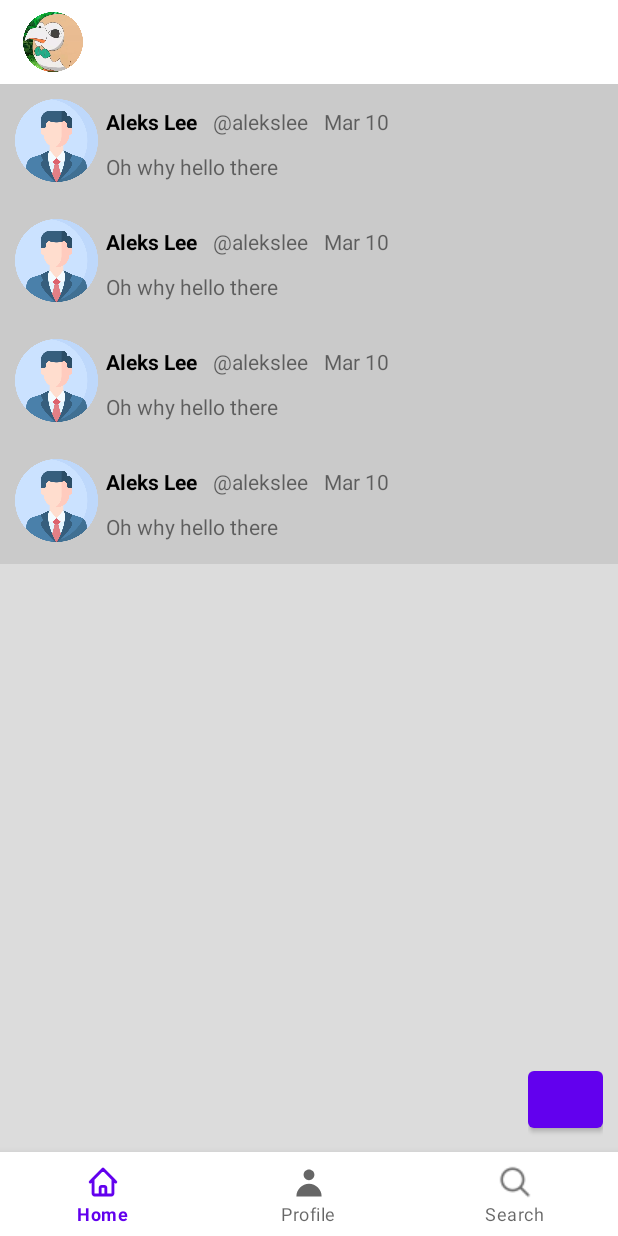
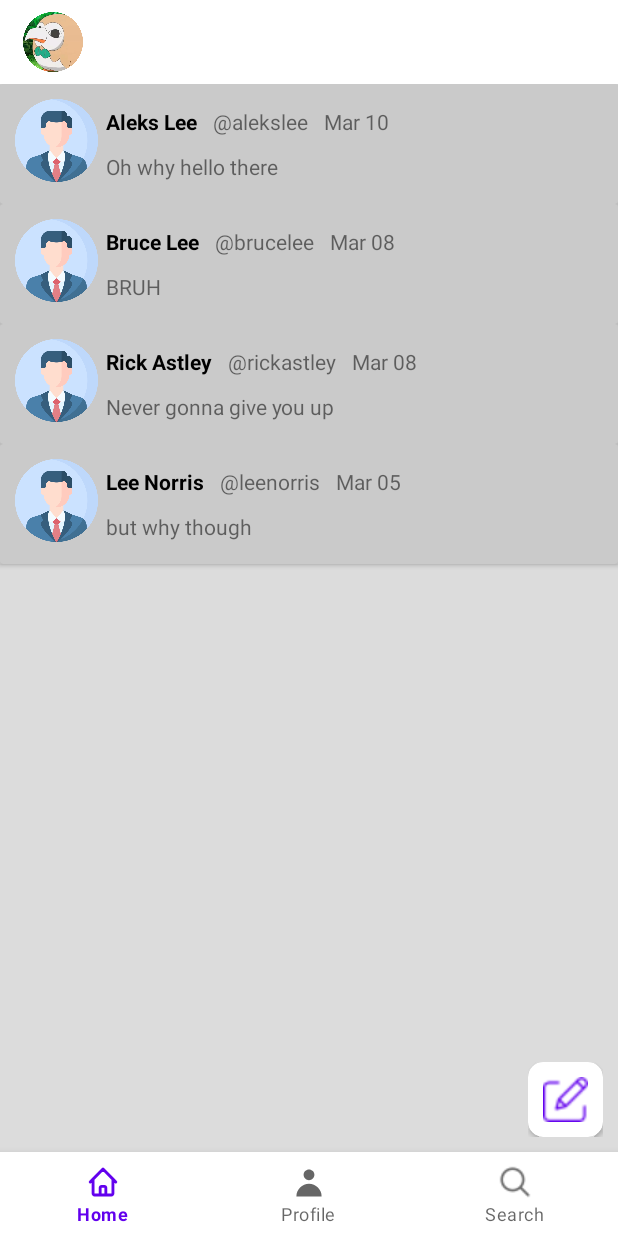
Before and after one commit to ShinAquila/Android-Final-Project, an Android app: the screen it shows after launch (MainActivity), after a tap on "Message", on a phone screen of 412 x 824 dp. Run offline under Robolectric (Android 15) with nearby library versions, the phone set to English and light mode, and no system bars; our stand-ins replace navigation-ui; 1 other tap on this screen came first.

Commit message:
push notification for side message fragment is still not working

```diff
--- a/app/src/main/java/com/example/bottomnav/Activity2.java
+++ b/app/src/main/java/com/example/bottomnav/Activity2.java
@@ -67,4 +67,5 @@
         notificationManagerCompat.notify(1, notification);
     }
 
+
 }
--- a/app/src/main/java/com/example/bottomnav/SideMessageFragment.java
+++ b/app/src/main/java/com/example/bottomnav/SideMessageFragment.java
@@ -1,19 +1,30 @@
 package com.example.bottomnav;
 
+import static androidx.core.content.ContextCompat.getSystemService;
+
+import android.app.Notification;
+import android.app.NotificationChannel;
+import android.app.NotificationManager;
+import android.os.Build;
 import android.os.Bundle;
 
+import androidx.cardview.widget.CardView;
+import androidx.core.app.NotificationCompat;
+import androidx.core.app.NotificationManagerCompat;
 import androidx.fragment.app.Fragment;
 
 import android.view.LayoutInflater;
 import android.view.View;
 import android.view.ViewGroup;
+import android.widget.Button;
+import android.widget.Toast;
 
 /**
  * A simple {@link Fragment} subclass.
  * Use the {@link SideMessageFragment#newInstance} factory method to
  * create an instance of this fragment.
  */
-public class SideMessageFragment extends Fragment {
+public class SideMessageFragment extends Fragment{
 
     // TODO: Rename parameter arguments, choose names that match
     // the fragment initialization parameters, e.g. ARG_ITEM_NUMBER
@@ -23,6 +34,9 @@
     // TODO: Rename and change types of parameters
     private String mParam1;
     private String mParam2;
+    private Button createButton;
+    NotificationManagerCompat notificationManagerCompat;
+    Notification notification;
 
     public SideMessageFragment() {
         // Required empty public constructor
@@ -59,8 +73,79 @@
     public View onCreateView(LayoutInflater inflater, ViewGroup container,
                              Bundle savedInstanceState) {
 
-        // Inflate the layout for this fragment
-        return inflater.inflate(R.layout.fragment_side_message, container, false);
+        View view = inflater.inflate(R.layout.fragment_side_message, container, false);
+
+
+
+        CardView msg1 = view.findViewById(R.id.msg1);
+        msg1.setOnClickListener(new View.OnClickListener() {
+            @Override
+            public void onClick(View v) {
+                if (v.getId() == R.id.msg1) {
+                    triggerToastMSG(v);
+                }
+            }
+        });
+
+        CardView msg2 = view.findViewById(R.id.msg2);
+        msg2.setOnClickListener(new View.OnClickListener() {
+            @Override
+            public void onClick(View v) {
+                if (v.getId() == R.id.msg2) {
+                    triggerToastMSG(v);
+                }
+            }
+        });
+
+        CardView msg3 = view.findViewById(R.id.msg3);
+        msg3.setOnClickListener(new View.OnClickListener() {
+            @Override
+            public void onClick(View v) {
+                if (v.getId() == R.id.msg3) {
+                    triggerToastMSG(v);
+                }
+            }
+        });
+
+        CardView msg4 = view.findViewById(R.id.msg4);
+        msg4.setOnClickListener(new View.OnClickListener() {
+            @Override
+            public void onClick(View v) {
+                if (v.getId() == R.id.msg4) {
+                    triggerToastMSG(v);
+                }
+            }
+        });
+
+
+
+        //button push notification
+        if (Build.VERSION.SDK_INT >= Build.VERSION_CODES.O) {
+            NotificationChannel channel = new NotificationChannel("myCh", "My Channel", NotificationManager.IMPORTANCE_DEFAULT);
+            NotificationManager manager = requireActivity().getSystemService(NotificationManager.class);
+            manager.createNotificationChannel(channel);
+        }
+
+        NotificationCompat.Builder builder = new NotificationCompat.Builder(requireActivity().getApplicationContext(), "myCh")
+                .setSmallIcon(android.R.drawable.btn_star_big_on)
+                .setContentTitle("Error")
+                .setContentText("Could not create a message right now");
+
+        notification = builder.build();
+        notificationManagerCompat = NotificationManagerCompat.from(requireActivity());
+
+
+
+        return view;
     }
 
+    public void triggerToastMSG(View v) {
+        Toast.makeText(requireView().getContext(),
+                "Message could not be loaded right now",
+                Toast.LENGTH_LONG).show();
+    }
+
+    public void pushNotifMSG (View v){
+        notificationManagerCompat.notify(1, notification);
+    }
 }
--- a/app/src/main/res/layout/fragment_side_message.xml
+++ b/app/src/main/res/layout/fragment_side_message.xml
@@ -18,16 +18,17 @@
             android:layout_height="match_parent"
             android:orientation="vertical">
 
-            <LinearLayout
+            <androidx.cardview.widget.CardView
+                android:id="@+id/msg1"
                 android:layout_width="match_parent"
                 android:layout_height="wrap_content"
-                android:padding="10dp"
-                android:background="#CACACA"
+                android:backgroundTint="#CACACA"
                 android:orientation="vertical">
 
                 <LinearLayout
                     android:layout_width="match_parent"
                     android:layout_height="wrap_content"
+                    android:padding="10dp"
                     android:orientation="horizontal">
                     <ImageView
                         android:layout_width="55dp"
@@ -82,17 +83,19 @@
 
 
 
-            </LinearLayout>
-            <LinearLayout
+            </androidx.cardview.widget.CardView>
+            <androidx.cardview.widget.CardView
+                android:id="@+id/msg2"
                 android:layout_width="match_parent"
                 android:layout_height="wrap_content"
                 android:padding="10dp"
-                android:background="#CACACA"
+                android:backgroundTint="#CACACA"
                 android:orientation="vertical">
 
                 <LinearLayout
                     android:layout_width="match_parent"
                     android:layout_height="wrap_content"
+                    android:padding="10dp"
                     android:orientation="horizontal">
                     <ImageView
                         android:layout_width="55dp"
@@ -115,17 +118,17 @@
                                 android:textColor="@color/black"
                                 android:textStyle="bold"
                                 android:padding="5dp"
-                                android:text="Aleks Lee"/>
+                                android:text="Bruce Lee"/>
                             <TextView
                                 android:layout_width="wrap_content"
                                 android:layout_height="wrap_content"
                                 android:padding="5dp"
-                                android:text="@alekslee"/>
+                                android:text="@brucelee"/>
                             <TextView
                                 android:layout_width="wrap_content"
                                 android:layout_height="wrap_content"
                                 android:padding="5dp"
-                                android:text="Mar 10"/>
+                                android:text="Mar 08"/>
                         </LinearLayout>
 
 
@@ -133,7 +136,7 @@
                             android:layout_width="wrap_content"
                             android:layout_height="wrap_content"
                             android:padding="5dp"
-                            android:text="Oh why hello there"/>
+                            android:text="BRUH"/>
 
 
 
@@ -147,17 +150,19 @@
 
 
 
-            </LinearLayout>
-            <LinearLayout
+            </androidx.cardview.widget.CardView>
+            <androidx.cardview.widget.CardView
+                android:id="@+id/msg3"
                 android:layout_width="match_parent"
                 android:layout_height="wrap_content"
                 android:padding="10dp"
-                android:background="#CACACA"
+                android:backgroundTint="#CACACA"
                 android:orientation="vertical">
 
                 <LinearLayout
                     android:layout_width="match_parent"
                     android:layout_height="wrap_content"
+                    android:padding="10dp"
                     android:orientation="horizontal">
                     <ImageView
                         android:layout_width="55dp"
@@ -180,17 +185,17 @@
                                 android:textColor="@color/black"
                                 android:textStyle="bold"
                                 android:padding="5dp"
-                                android:text="Aleks Lee"/>
+                                android:text="Rick Astley"/>
                             <TextView
                                 android:layout_width="wrap_content"
                                 android:layout_height="wrap_content"
                                 android:padding="5dp"
-                                android:text="@alekslee"/>
+                                android:text="@rickastley"/>
                             <TextView
                                 android:layout_width="wrap_content"
                                 android:layout_height="wrap_content"
                                 android:padding="5dp"
-                                android:text="Mar 10"/>
+                                android:text="Mar 08"/>
                         </LinearLayout>
 
 
@@ -198,7 +203,7 @@
                             android:layout_width="wrap_content"
                             android:layout_height="wrap_content"
                             android:padding="5dp"
-                            android:text="Oh why hello there"/>
+                            android:text="Never gonna give you up"/>
 
 
 
@@ -212,17 +217,19 @@
 
 
 
-            </LinearLayout>
-            <LinearLayout
+            </androidx.cardview.widget.CardView>
+            <androidx.cardview.widget.CardView
+                android:id="@+id/msg4"
                 android:layout_width="match_parent"
                 android:layout_height="wrap_content"
                 android:padding="10dp"
-                android:background="#CACACA"
+                android:backgroundTint="#CACACA"
                 android:orientation="vertical">
 
                 <LinearLayout
                     android:layout_width="match_parent"
                     android:layout_height="wrap_content"
+                    android:padding="10dp"
                     android:orientation="horizontal">
                     <ImageView
                         android:layout_width="55dp"
@@ -245,17 +252,17 @@
                                 android:textColor="@color/black"
                                 android:textStyle="bold"
                                 android:padding="5dp"
-                                android:text="Aleks Lee"/>
+                                android:text="Lee Norris"/>
                             <TextView
                                 android:layout_width="wrap_content"
                                 android:layout_height="wrap_content"
                                 android:padding="5dp"
-                                android:text="@alekslee"/>
+                                android:text="@leenorris"/>
                             <TextView
                                 android:layout_width="wrap_content"
                                 android:layout_height="wrap_content"
                                 android:padding="5dp"
-                                android:text="Mar 10"/>
+                                android:text="Mar 05"/>
                         </LinearLayout>
 
 
@@ -263,7 +270,7 @@
                             android:layout_width="wrap_content"
                             android:layout_height="wrap_content"
                             android:padding="5dp"
-                            android:text="Oh why hello there"/>
+                            android:text="but why though"/>
 
 
 
@@ -277,7 +284,7 @@
 
 
 
-            </LinearLayout>
+            </androidx.cardview.widget.CardView>
 
         </LinearLayout>
 
@@ -290,11 +297,29 @@
             app:layout_constraintBottom_toBottomOf="parent"
             app:layout_constraintEnd_toEndOf="parent" >
 
-            <Button
-                android:id="@+id/create"
-                android:layout_width="50dp"
-                android:layout_height="50dp"
-                android:layout_toEndOf="@+id/parent"/>
+            <androidx.cardview.widget.CardView
+                android:layout_width="wrap_content"
+                android:layout_height="wrap_content"
+                android:padding="10dp"
+                app:cardCornerRadius="10dp">
+
+                <LinearLayout
+                    android:layout_width="wrap_content"
+                    android:layout_height="wrap_content"
+                    android:padding="10dp"
+                    android:orientation="vertical">
+
+                    <Button
+                        android:id="@+id/create"
+                        android:onClick="pushNotifMSG"
+                        android:layout_width="30dp"
+                        android:layout_height="30dp"
+                        android:background="@drawable/edit"
+                        android:layout_toEndOf="@+id/parent"/>
+                </LinearLayout>
+
+            </androidx.cardview.widget.CardView>
+
         </LinearLayout>
 
     </androidx.constraintlayout.widget.ConstraintLayout>
```
Also changed, not shown: app/src/main/res/drawable/edit.png (added).
